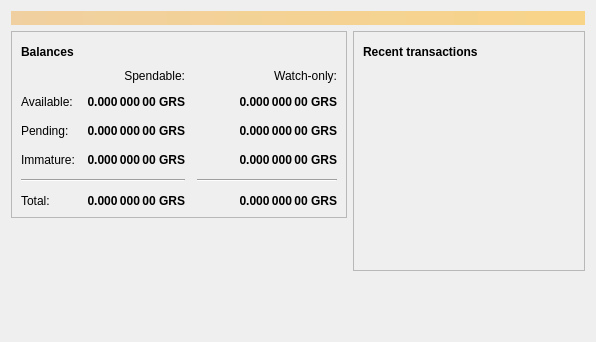
The window that src/qt/forms/overviewpage.ui (xshard/Shard) describes before a commit, drawn with Qt 5.
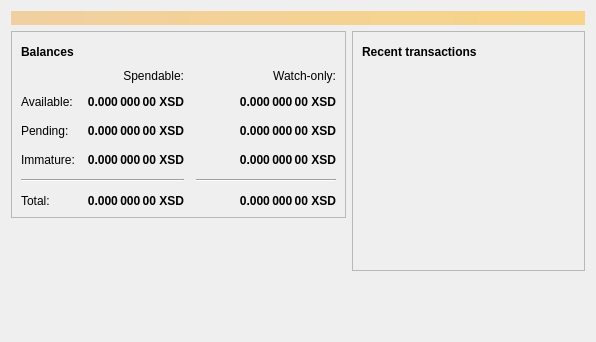
The same window after the commit. Icons and pictures are not drawn.

Patch:
```diff
--- a/src/qt/forms/overviewpage.ui
+++ b/src/qt/forms/overviewpage.ui
@@ -129,7 +129,7 @@
                <string>Unconfirmed transactions to watch-only addresses</string>
               </property>
               <property name="text">
-               <string notr="true">0.000 000 00 GRS</string>
+               <string notr="true">0.000 000 00 XSD</string>
               </property>
               <property name="alignment">
                <set>Qt::AlignRight|Qt::AlignTrailing|Qt::AlignVCenter</set>
@@ -154,7 +154,7 @@
                <string>Total of transactions that have yet to be confirmed, and do not yet count toward the spendable balance</string>
               </property>
               <property name="text">
-               <string notr="true">0.000 000 00 GRS</string>
+               <string notr="true">0.000 000 00 XSD</string>
               </property>
               <property name="alignment">
                <set>Qt::AlignRight|Qt::AlignTrailing|Qt::AlignVCenter</set>
@@ -179,7 +179,7 @@
                <string>Mined balance in watch-only addresses that has not yet matured</string>
               </property>
               <property name="text">
-               <string notr="true">0.000 000 00 GRS</string>
+               <string notr="true">0.000 000 00 XSD</string>
               </property>
               <property name="alignment">
                <set>Qt::AlignRight|Qt::AlignTrailing|Qt::AlignVCenter</set>
@@ -237,7 +237,7 @@
                <string>Mined balance that has not yet matured</string>
               </property>
               <property name="text">
-               <string notr="true">0.000 000 00 GRS</string>
+               <string notr="true">0.000 000 00 XSD</string>
               </property>
               <property name="alignment">
                <set>Qt::AlignRight|Qt::AlignTrailing|Qt::AlignVCenter</set>
@@ -282,7 +282,7 @@
                <string>Your current total balance</string>
               </property>
               <property name="text">
-               <string notr="true">0.000 000 00 GRS</string>
+               <string notr="true">0.000 000 00 XSD</string>
               </property>
               <property name="alignment">
                <set>Qt::AlignRight|Qt::AlignTrailing|Qt::AlignVCenter</set>
@@ -307,7 +307,7 @@
                <string>Current total balance in watch-only addresses</string>
               </property>
               <property name="text">
-               <string notr="true">0.000 000 00 GRS</string>
+               <string notr="true">0.000 000 00 XSD</string>
               </property>
               <property name="alignment">
                <set>Qt::AlignRight|Qt::AlignTrailing|Qt::AlignVCenter</set>
@@ -349,7 +349,7 @@
                <string>Your current spendable balance</string>
               </property>
               <property name="text">
-               <string notr="true">0.000 000 00 GRS</string>
+               <string notr="true">0.000 000 00 XSD</string>
               </property>
               <property name="alignment">
                <set>Qt::AlignRight|Qt::AlignTrailing|Qt::AlignVCenter</set>
@@ -374,7 +374,7 @@
                <string>Your current balance in watch-only addresses</string>
               </property>
               <property name="text">
-               <string notr="true">0.000 000 00 GRS</string>
+               <string notr="true">0.000 000 00 XSD</string>
               </property>
               <property name="alignment">
                <set>Qt::AlignRight|Qt::AlignTrailing|Qt::AlignVCenter</set>
```
Left out of the diff: 4 changed lines with no effect on the pictures.
